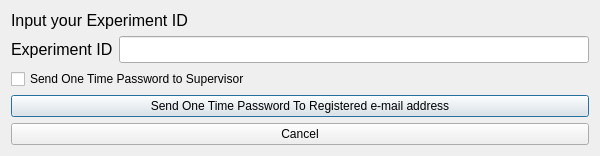
Before: the Qt Designer form forms/FormSendOneTimePassword.ui in YutaNaist/Data_Memo_Transfer, drawn with Qt 5.
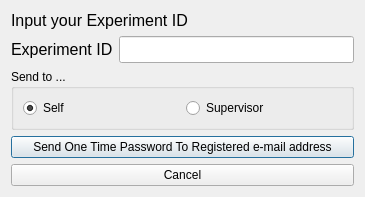
After: the same form once the commit is applied.

Commit message: Feat: Add feature to send the one time password to supervisor Fix: change checkbox to send supervisor to radio button Supervisorへのワンタイムパスワード Fixes #14

What changed in the file:
```diff
--- a/forms/FormSendOneTimePassword.ui
+++ b/forms/FormSendOneTimePassword.ui
@@ -6,8 +6,8 @@
    <rect>
     <x>0</x>
     <y>0</y>
-    <width>600</width>
-    <height>146</height>
+    <width>365</width>
+    <height>175</height>
    </rect>
   </property>
   <property name="windowTitle">
@@ -55,10 +55,32 @@
     </layout>
    </item>
    <item>
-    <widget class="QCheckBox" name="CHB_Send_To_Supervisor">
-     <property name="text">
-      <string>Send One Time Password to Supervisor</string>
+    <widget class="QGroupBox" name="GB_Send_To">
+     <property name="title">
+      <string>Send to ...</string>
      </property>
+     <layout class="QHBoxLayout" name="horizontalLayout_2">
+      <item>
+       <widget class="QRadioButton" name="RB_Send_To_Self">
+        <property name="text">
+         <string>Self</string>
+        </property>
+        <property name="checked">
+         <bool>true</bool>
+        </property>
+       </widget>
+      </item>
+      <item>
+       <widget class="QRadioButton" name="RB_Send_To_Supervisor">
+        <property name="text">
+         <string>Supervisor</string>
+        </property>
+        <property name="checked">
+         <bool>false</bool>
+        </property>
+       </widget>
+      </item>
+     </layout>
     </widget>
    </item>
    <item>
```
The commit also changes 2 other files.
